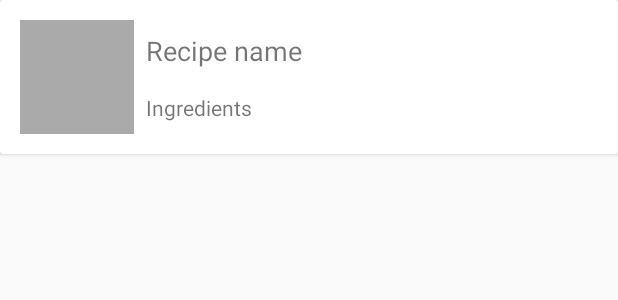
After one commit to gscdev/recipes, an Android app: the layout item_recipe.xml on its own in the app's theme, with its tools: preview values and no code run, on a phone screen of 412 x 824 dp. The commit adds this screen. Shown: the top 300 px of the screen. Run offline under Robolectric (Android 15) with nearby library versions, the phone set to English and light mode, and no system bars.

Commit message:
Get list of recipes

```diff
--- a/app/build.gradle
+++ b/app/build.gradle
@@ -33,6 +33,10 @@ dependencies {
     implementation "com.android.support:design:$rootProject.supportVersion"
     implementation "com.android.support.constraint:constraint-layout:$rootProject.constraintVersion"
 
+    //butterknife
+    implementation "com.jakewharton:butterknife:$rootProject.butterknifeVersion"
+    annotationProcessor "com.jakewharton:butterknife-compiler:$rootProject.butterknifeVersion"
+
     //dagger
     implementation "com.google.dagger:dagger:$rootProject.daggerVersion"
     annotationProcessor "com.google.dagger:dagger-compiler:$rootProject.daggerVersion"
--- a/app/src/main/java/com/gsc/recipes/ui/base/BasePresenter.java
+++ b/app/src/main/java/com/gsc/recipes/ui/base/BasePresenter.java
@@ -1,6 +1,6 @@
 package com.gsc.recipes.ui.base;
 
-public class BasePresenter<T extends BasePresenter.View> {
+public abstract class BasePresenter<T extends BasePresenter.View> {
 
     private T view;
 
@@ -12,6 +12,9 @@ public class BasePresenter<T extends BasePresenter.View> {
         return view;
     }
 
+
+    public abstract void create();
+
     public void destroy() {
         view = null;
     }
--- /dev/null
+++ b/app/src/main/res/layout/item_recipe.xml
@@ -0,0 +1,55 @@
+<?xml version="1.0" encoding="utf-8"?>
+<android.support.v7.widget.CardView
+    xmlns:android="http://schemas.android.com/apk/res/android"
+    xmlns:app="http://schemas.android.com/apk/res-auto"
+    xmlns:tools="http://schemas.android.com/tools"
+    android:layout_width="match_parent"
+    android:layout_height="wrap_content">
+
+    <android.support.constraint.ConstraintLayout
+        android:layout_width="match_parent"
+        android:layout_height="match_parent"
+        android:layout_margin="5dp">
+
+        <ImageView
+            android:id="@+id/item_image"
+            android:layout_width="0dp"
+            android:layout_height="0dp"
+            android:layout_margin="@dimen/item_horizontal_margin"
+            app:layout_constraintDimensionRatio="1:1"
+            app:layout_constraintTop_toTopOf="parent"
+            app:layout_constraintBottom_toBottomOf="parent"
+            app:layout_constraintStart_toStartOf="parent"
+            app:srcCompat="@android:color/darker_gray" />
+
+        <TextView
+            android:id="@+id/item_title"
+            android:layout_width="0dp"
+            android:layout_height="wrap_content"
+            android:layout_marginTop="@dimen/item_vertical_margin"
+            android:layout_marginEnd="@dimen/item_horizontal_margin"
+            android:layout_marginStart="@dimen/item_horizontal_margin"
+            app:layout_constraintEnd_toEndOf="parent"
+            app:layout_constraintStart_toEndOf="@+id/item_image"
+            app:layout_constraintTop_toTopOf="parent"
+            android:singleLine="true"
+            tools:text="Recipe name"
+            android:textSize="18sp"/>
+
+        <TextView
+            android:id="@+id/item_ingredients"
+            android:layout_width="0dp"
+            android:layout_height="wrap_content"
+            android:layout_marginTop="@dimen/item_vertical_margin"
+            android:layout_marginBottom="@dimen/item_vertical_margin"
+            android:layout_marginEnd="@dimen/item_horizontal_margin"
+            android:layout_marginStart="@dimen/item_horizontal_margin"
+            app:layout_constraintTop_toBottomOf="@id/item_title"
+            app:layout_constraintBottom_toBottomOf="parent"
+            app:layout_constraintStart_toEndOf="@+id/item_image"
+            app:layout_constraintEnd_toEndOf="parent"
+            android:singleLine="true"
+            tools:text="Ingredients"/>
+    </android.support.constraint.ConstraintLayout>
+
+</android.support.v7.widget.CardView>
--- /dev/null
+++ b/app/src/main/res/values/dimens.xml
@@ -0,0 +1,5 @@
+<?xml version="1.0" encoding="utf-8"?>
+<resources>
+    <dimen name="item_horizontal_margin">8dp</dimen>
+    <dimen name="item_vertical_margin">16dp</dimen>
+</resources>
--- a/build.gradle
+++ b/build.gradle
@@ -25,6 +25,7 @@ allprojects {
 ext {
     supportVersion = '27.1.0'
     constraintVersion = '1.1.0'
+    butterknifeVersion = '8.8.1'
     daggerVersion = '2.16'
     retrofitVersion = '2.4.0'
     okhttpVersion = '3.4.0'
```
Also changed, not shown: app/src/main/java/com/gsc/recipes/ui/recipes/RecipeListActivity.java (+17 -4 lines), app/src/main/java/com/gsc/recipes/ui/recipes/RecipeListPresenter.java (+52 -2 lines), app/src/main/java/com/gsc/recipes/ui/recipes/RecipesRecyclerViewAdapter.java (added, +62 -0 lines), app/src/main/res/layout/content_recipe_list.xml (+14 -0 lines).
